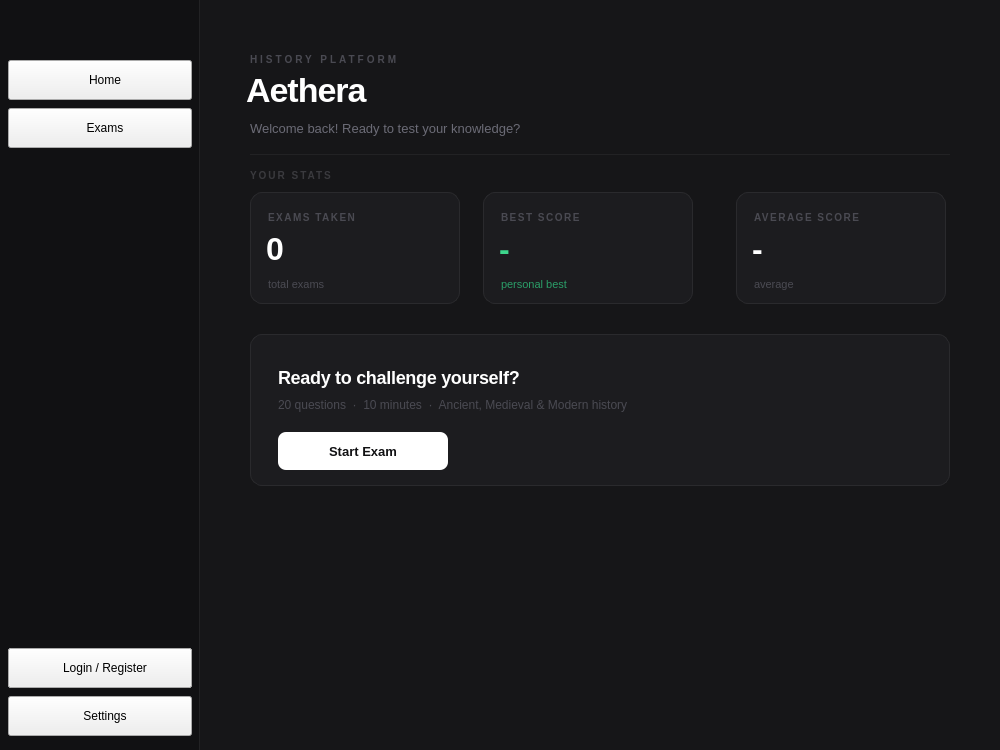
Above: src/ui/home/home.ui from DIDimov24/Aethera before the change. Below: the same form after it.
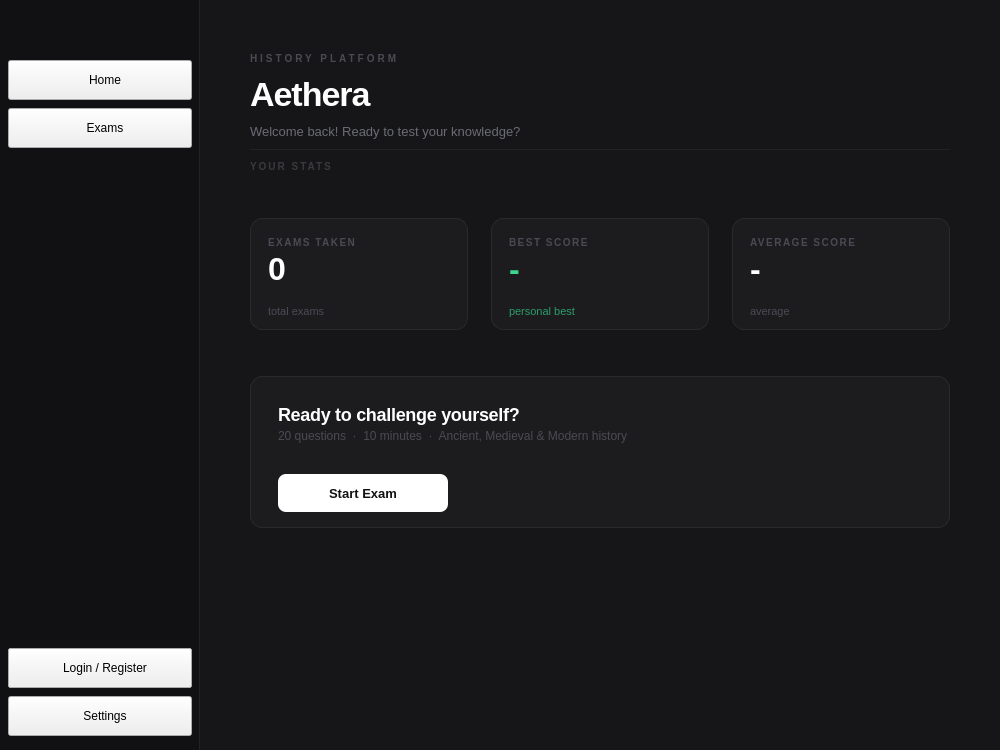
That is the form after the change. Icons and pictures are not drawn.

Commit message: Make the exam and home page adapt to the sidebar toggle, close #9

The edit to the form file:
```diff
--- a/src/ui/home/home.ui
+++ b/src/ui/home/home.ui
@@ -554,264 +554,381 @@
      <number>0</number>
     </property>
     <widget class="QWidget" name="pageHome">
+     <layout class="QVBoxLayout" name="pageHomeLayout">
+      <property name="spacing">
+       <number>10</number>
+      </property>
+      <property name="leftMargin">
+       <number>50</number>
+      </property>
+      <property name="topMargin">
+       <number>52</number>
+      </property>
+      <property name="rightMargin">
+       <number>50</number>
+      </property>
+      <property name="bottomMargin">
+       <number>40</number>
+      </property>
+      <item>
      <widget class="QLabel" name="labelSubtitle">
-      <property name="geometry">
-       <rect>
-        <x>50</x>
-        <y>52</y>
-        <width>300</width>
-        <height>14</height>
-       </rect>
-      </property>
       <property name="text">
        <string>HISTORY PLATFORM</string>
       </property>
      </widget>
+      </item>
+      <item>
      <widget class="QLabel" name="labelTitle">
-      <property name="geometry">
-       <rect>
-        <x>46</x>
-        <y>66</y>
-        <width>400</width>
-        <height>48</height>
-       </rect>
-      </property>
       <property name="text">
        <string>Aethera</string>
       </property>
      </widget>
+      </item>
+      <item>
      <widget class="QLabel" name="labelWelcome">
-      <property name="geometry">
-       <rect>
-        <x>50</x>
-        <y>118</y>
-        <width>580</width>
-        <height>20</height>
-       </rect>
-      </property>
       <property name="text">
        <string>Welcome back! Ready to test your knowledge?</string>
       </property>
      </widget>
+      </item>
+      <item>
      <widget class="QWidget" name="divider" native="true">
-      <property name="geometry">
-       <rect>
-        <x>50</x>
-        <y>154</y>
-        <width>700</width>
+        <property name="minimumSize">
+         <size>
+          <width>0</width>
         <height>1</height>
-       </rect>
-      </property>
-     </widget>
+         </size>
+        </property>
+        <property name="maximumSize">
+         <size>
+          <width>16777215</width>
+          <height>1</height>
+         </size>
+        </property>
+       </widget>
+      </item>
+      <item>
      <widget class="QLabel" name="labelSectionTitle">
-      <property name="geometry">
-       <rect>
-        <x>50</x>
-        <y>168</y>
-        <width>200</width>
-        <height>14</height>
-       </rect>
-      </property>
       <property name="text">
        <string>YOUR STATS</string>
       </property>
      </widget>
+      </item>
+      <item>
+       <widget class="QWidget" name="statsRow" native="true">
+        <layout class="QHBoxLayout" name="statsRowLayout">
+         <property name="spacing">
+          <number>23</number>
+         </property>
+         <property name="leftMargin">
+          <number>0</number>
+         </property>
+         <property name="topMargin">
+          <number>0</number>
+         </property>
+         <property name="rightMargin">
+          <number>0</number>
+         </property>
+         <property name="bottomMargin">
+          <number>0</number>
+         </property>
+         <item>
      <widget class="QWidget" name="cardExams" native="true">
-      <property name="geometry">
-       <rect>
-        <x>50</x>
-        <y>192</y>
-        <width>210</width>
+           <property name="minimumSize">
+            <size>
+             <width>0</width>
         <height>112</height>
-       </rect>
-      </property>
+            </size>
+           </property>
+           <property name="maximumSize">
+            <size>
+             <width>16777215</width>
+             <height>112</height>
+            </size>
+           </property>
+           <layout class="QVBoxLayout" name="layoutCardExams">
+            <property name="spacing">
+             <number>2</number>
+            </property>
+            <property name="leftMargin">
+             <number>18</number>
+            </property>
+            <property name="topMargin">
+             <number>18</number>
+            </property>
+            <property name="rightMargin">
+             <number>18</number>
+            </property>
+            <property name="bottomMargin">
+             <number>12</number>
+            </property>
+            <item>
       <widget class="QLabel" name="labelCardTitle1">
-       <property name="geometry">
-        <rect>
-         <x>18</x>
-         <y>18</y>
-         <width>174</width>
-         <height>14</height>
-        </rect>
-       </property>
        <property name="text">
         <string>EXAMS TAKEN</string>
        </property>
       </widget>
+            </item>
+            <item>
       <widget class="QLabel" name="labelCardValue1">
-       <property name="geometry">
-        <rect>
-         <x>16</x>
-         <y>36</y>
-         <width>140</width>
-         <height>42</height>
-        </rect>
-       </property>
        <property name="text">
         <string>0</string>
        </property>
       </widget>
+            </item>
+            <item>
+             <spacer name="spacerCardExams">
+              <property name="orientation">
+               <enum>Qt::Orientation::Vertical</enum>
+              </property>
+              <property name="sizeHint" stdset="0">
+               <size>
+                <width>20</width>
+                <height>1</height>
+               </size>
+              </property>
+             </spacer>
+            </item>
+            <item>
       <widget class="QLabel" name="labelCardUnit1">
-       <property name="geometry">
-        <rect>
-         <x>18</x>
-         <y>84</y>
-         <width>174</width>
-         <height>16</height>
-        </rect>
-       </property>
        <property name="text">
         <string>total exams</string>
        </property>
       </widget>
-     </widget>
+            </item>
+           </layout>
+          </widget>
+         </item>
+         <item>
      <widget class="QWidget" name="cardBest" native="true">
-      <property name="geometry">
-       <rect>
-        <x>283</x>
-        <y>192</y>
-        <width>210</width>
+           <property name="minimumSize">
+            <size>
+             <width>0</width>
         <height>112</height>
-       </rect>
-      </property>
+            </size>
+           </property>
+           <property name="maximumSize">
+            <size>
+             <width>16777215</width>
+             <height>112</height>
+            </size>
+           </property>
+           <layout class="QVBoxLayout" name="layoutCardBest">
+            <property name="spacing">
+             <number>2</number>
+            </property>
+            <property name="leftMargin">
+             <number>18</number>
+            </property>
+            <property name="topMargin">
+             <number>18</number>
+            </property>
+            <property name="rightMargin">
+             <number>18</number>
+            </property>
+            <property name="bottomMargin">
+             <number>12</number>
+            </property>
+            <item>
       <widget class="QLabel" name="labelCardTitle2">
-       <property name="geometry">
-        <rect>
-         <x>18</x>
-         <y>18</y>
-         <width>174</width>
-         <height>14</height>
-        </rect>
-       </property>
        <property name="text">
         <string>BEST SCORE</string>
        </property>
       </widget>
+            </item>
+            <item>
       <widget class="QLabel" name="labelCardValue2">
-       <property name="geometry">
-        <rect>
-         <x>16</x>
-         <y>36</y>
-         <width>140</width>
-         <height>42</height>
-        </rect>
-       </property>
        <property name="text">
         <string>-</string>
        </property>
       </widget>
+            </item>
+            <item>
+             <spacer name="spacerCardBest">
+              <property name="orientation">
+               <enum>Qt::Orientation::Vertical</enum>
+              </property>
+              <property name="sizeHint" stdset="0">
+               <size>
+                <width>20</width>
+                <height>1</height>
+               </size>
+              </property>
+             </spacer>
+            </item>
+            <item>
       <widget class="QLabel" name="labelCardUnit2">
-       <property name="geometry">
-        <rect>
-         <x>18</x>
-         <y>84</y>
-         <width>174</width>
-         <height>16</height>
-        </rect>
-       </property>
        <property name="text">
         <string>personal best</string>
        </property>
       </widget>
-     </widget>
+            </item>
+           </layout>
+          </widget>
+         </item>
+         <item>
      <widget class="QWidget" name="cardAvg" native="true">
-      <property name="geometry">
-       <rect>
-        <x>536</x>
-        <y>192</y>
-        <width>210</width>
+           <property name="minimumSize">
+            <size>
+             <width>0</width>
         <height>112</height>
-       </rect>
-      </property>
+            </size>
+           </property>
+           <property name="maximumSize">
+            <size>
+             <width>16777215</width>
+             <height>112</height>
+            </size>
+           </property>
+           <layout class="QVBoxLayout" name="layoutCardAvg">
+            <property name="spacing">
+             <number>2</number>
+            </property>
+            <property name="leftMargin">
+             <number>18</number>
+            </property>
+            <property name="topMargin">
+             <number>18</number>
+            </property>
+            <property name="rightMargin">
+             <number>18</number>
+            </property>
+            <property name="bottomMargin">
+             <number>12</number>
+            </property>
+            <item>
       <widget class="QLabel" name="labelCardTitle3">
-       <property name="geometry">
-        <rect>
-         <x>18</x>
-         <y>18</y>
-         <width>174</width>
-         <height>14</height>
-        </rect>
-       </property>
        <property name="text">
         <string>AVERAGE SCORE</string>
        </property>
       </widget>
+            </item>
+            <item>
       <widget class="QLabel" name="labelCardValue3">
-       <property name="geometry">
-        <rect>
-         <x>16</x>
-         <y>36</y>
-         <width>140</width>
-         <height>42</height>
-        </rect>
-       </property>
        <property name="text">
         <string>-</string>
        </property>
       </widget>
+            </item>
+            <item>
+             <spacer name="spacerCardAvg">
+              <property name="orientation">
+               <enum>Qt::Orientation::Vertical</enum>
+              </property>
+              <property name="sizeHint" stdset="0">
+               <size>
+                <width>20</width>
+                <height>1</height>
+               </size>
+              </property>
+             </spacer>
+            </item>
+            <item>
       <widget class="QLabel" name="labelCardUnit3">
-       <property name="geometry">
-        <rect>
-         <x>18</x>
-         <y>84</y>
-         <width>174</width>
-         <height>16</height>
-        </rect>
-       </property>
        <property name="text">
         <string>average</string>
        </property>
       </widget>
-     </widget>
+            </item>
+           </layout>
+          </widget>
+         </item>
+        </layout>
+       </widget>
+      </item>
+      <item>
      <widget class="QWidget" name="heroPanel" native="true">
-      <property name="geometry">
-       <rect>
-        <x>50</x>
-        <y>334</y>
-        <width>700</width>
+        <property name="minimumSize">
+         <size>
+          <width>0</width>
         <height>152</height>
-       </rect>
-      </property>
+         </size>
+        </property>
+        <property name="maximumSize">
+         <size>
+          <width>16777215</width>
+          <height>152</height>
+         </size>
+        </property>
+        <layout class="QVBoxLayout" name="heroPanelLayout">
+         <property name="spacing">
+          <number>4</number>
+         </property>
+         <property name="leftMargin">
+          <number>28</number>
+         </property>
+         <property name="topMargin">
+          <number>28</number>
+         </property>
+         <property name="rightMargin">
+          <number>28</number>
+         </property>
+         <property name="bottomMargin">
+          <number>16</number>
+         </property>
+         <item>
       <widget class="QLabel" name="labelHeroHeading">
-       <property name="geometry">
-        <rect>
-         <x>28</x>
-         <y>28</y>
-         <width>480</width>
-         <height>30</height>
-        </rect>
-       </property>
        <property name="text">
         <string>Ready to challenge yourself?</string>
        </property>
       </widget>
+         </item>
+         <item>
       <widget class="QLabel" name="labelHeroDesc">
-       <property name="geometry">
-        <rect>
-         <x>28</x>
-         <y>62</y>
-         <width>500</width>
-         <height>18</height>
-        </rect>
-       </property>
        <property name="text">
         <string>20 questions  ·  10 minutes  ·  Ancient, Medieval &amp; Modern history</string>
        </property>
       </widget>
+         </item>
+         <item>
+          <spacer name="heroPanelSpacer">
+           <property name="orientation">
+            <enum>Qt::Orientation::Vertical</enum>
+           </property>
+           <property name="sizeHint" stdset="0">
+            <size>
+             <width>20</width>
+             <height>1</height>
+            </size>
+           </property>
+          </spacer>
+         </item>
+         <item>
       <widget class="QPushButton" name="buttonStartExam">
-       <property name="geometry">
-        <rect>
-         <x>28</x>
-         <y>98</y>
+           <property name="minimumSize">
+            <size>
          <width>170</width>
          <height>38</height>
-        </rect>
+            </size>
+           </property>
+           <property name="maximumSize">
+            <size>
+             <width>170</width>
+             <height>38</height>
+            </size>
        </property>
        <property name="text">
         <string>Start Exam</string>
        </property>
       </widget>
-     </widget>
+         </item>
+        </layout>
+       </widget>
+      </item>
+      <item>
+       <spacer name="pageHomeBottomSpacer">
+        <property name="orientation">
+         <enum>Qt::Orientation::Vertical</enum>
+        </property>
+        <property name="sizeHint" stdset="0">
+         <size>
+          <width>20</width>
+          <height>40</height>
+         </size>
+        </property>
+       </spacer>
+      </item>
+     </layout>
     </widget>
     <widget class="QWidget" name="pageExam">
      <widget class="QLabel" name="labelExamTitle">
```
Left out of the diff: 392 changed lines with no effect on the pictures. Lines whose indentation alone changed are shown as unchanged. The commit also changes 5 other files.
